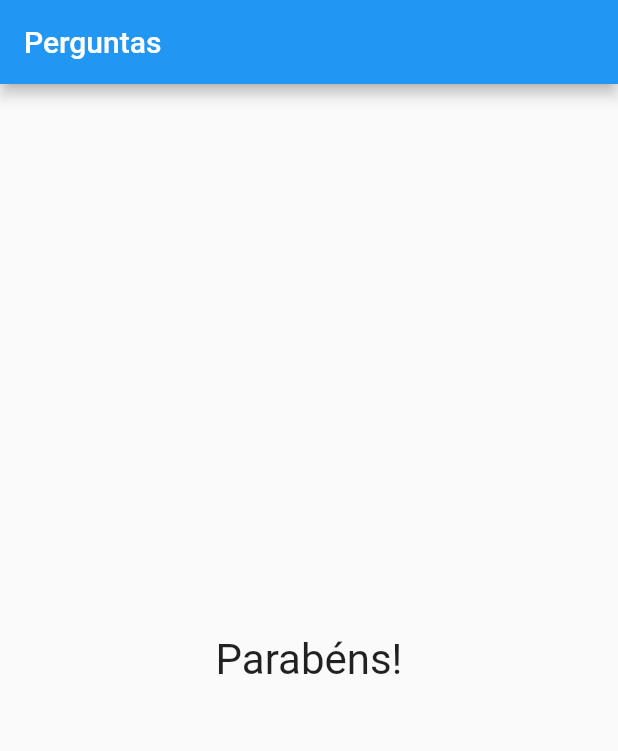
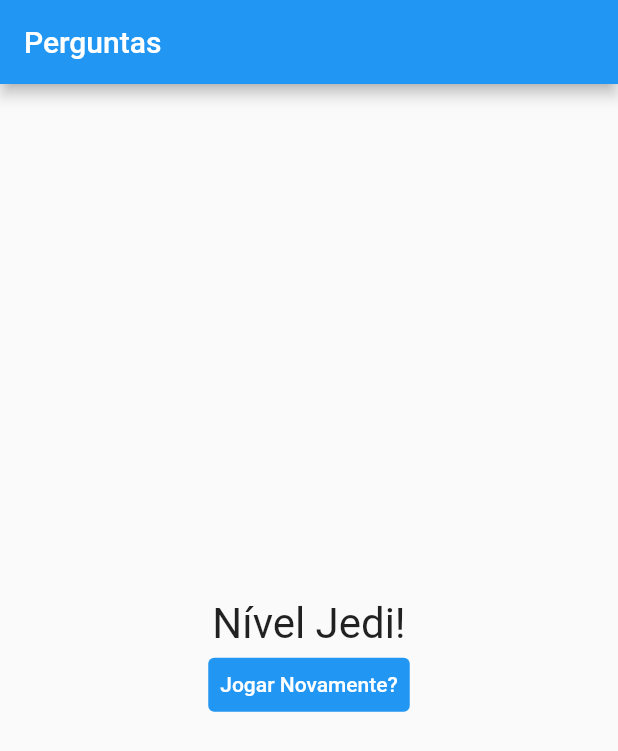
Before and after one commit to RodrigoLee56/projeto_perguntas, a Flutter app: the screen it shows after launch, after a tap on "Preto", after a tap on "Coelho", after a tap on "João", on a phone screen of 412 x 824 dp. Shown: the top 751 px of the screen. Run offline on Flutter 3.47's test engine with Material 2 defaults, Android fonts, the phone set to English and light mode, and no system bars.

Commit message:
Reiniciando Questionário

```diff
--- a/lib/main.dart
+++ b/lib/main.dart
@@ -7,6 +7,7 @@ void main() => runApp(const PerguntaApp());
 class _PerguntaAppState extends State<PerguntaApp> {
   var _perguntaSelecionada = 0;
   var _pontuacaoTotal = 0;
+
   final List<Map<String, Object>> _perguntas = const [
     {
       'texto': 'Qual é a sua cor favorita?',
@@ -44,7 +45,13 @@ class _PerguntaAppState extends State<PerguntaApp> {
         _pontuacaoTotal += pontuacao;
       });
     }
-    print(_pontuacaoTotal);
+  }
+
+  void _reiniciarQuestionario() {
+    setState(() {
+      _perguntaSelecionada = 0;
+      _pontuacaoTotal = 0;
+    });
   }
 
   bool get temPerguntaSelecionada {
@@ -63,7 +70,7 @@ class _PerguntaAppState extends State<PerguntaApp> {
                 perguntas: _perguntas,
                 perguntaSelecionada: _perguntaSelecionada,
                 responder: _responder)
-            : Resultado(),
+            : Resultado(_pontuacaoTotal, _reiniciarQuestionario),
       ),
     );
   }
--- a/lib/resultado.dart
+++ b/lib/resultado.dart
@@ -1,13 +1,43 @@
 import 'package:flutter/material.dart';
 
 class Resultado extends StatelessWidget {
+  final int pontuacao;
+  final void Function() quandoReiniciarQuestionario;
+
+  Resultado(this.pontuacao, this.quandoReiniciarQuestionario);
+
+  String get fraseResultado {
+    if (pontuacao < 8) {
+      return 'Parabéns!';
+    } else if (pontuacao < 12) {
+      return 'Você é bom!';
+    } else if (pontuacao < 17) {
+      return 'Impressionante!';
+    } else {
+      return 'Nível Jedi!';
+    }
+  }
+
   @override
   Widget build(BuildContext context) {
-    return Center(
-      child: Text(
-        "Parabéns!",
-        style: const TextStyle(fontSize: 28),
-      ),
+    return Column(
+      mainAxisAlignment: MainAxisAlignment.center,
+      children: [
+        Center(
+          child: Text(
+            fraseResultado,
+            style: const TextStyle(fontSize: 28),
+          ),
+        ),
+        TextButton(
+          child: Text('Jogar Novamente?'),
+          style: TextButton.styleFrom(
+            backgroundColor: Colors.blue,
+            foregroundColor: Colors.white,
+          ),
+          onPressed: quandoReiniciarQuestionario,
+        )
+      ],
     );
   }
 }
```
